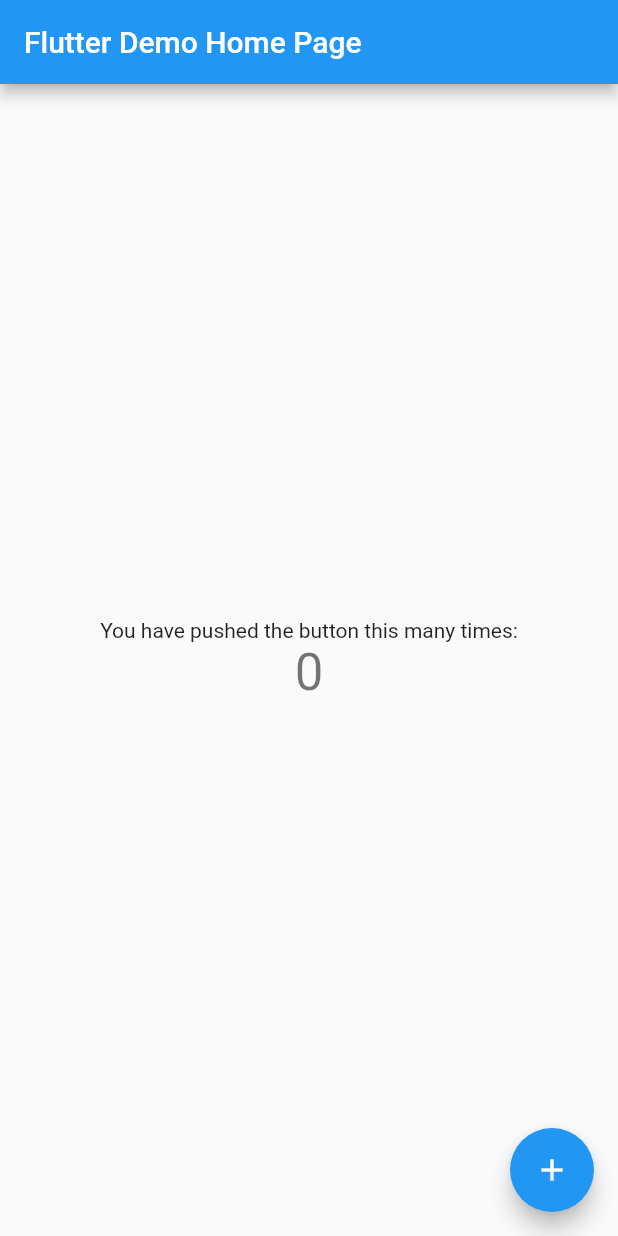
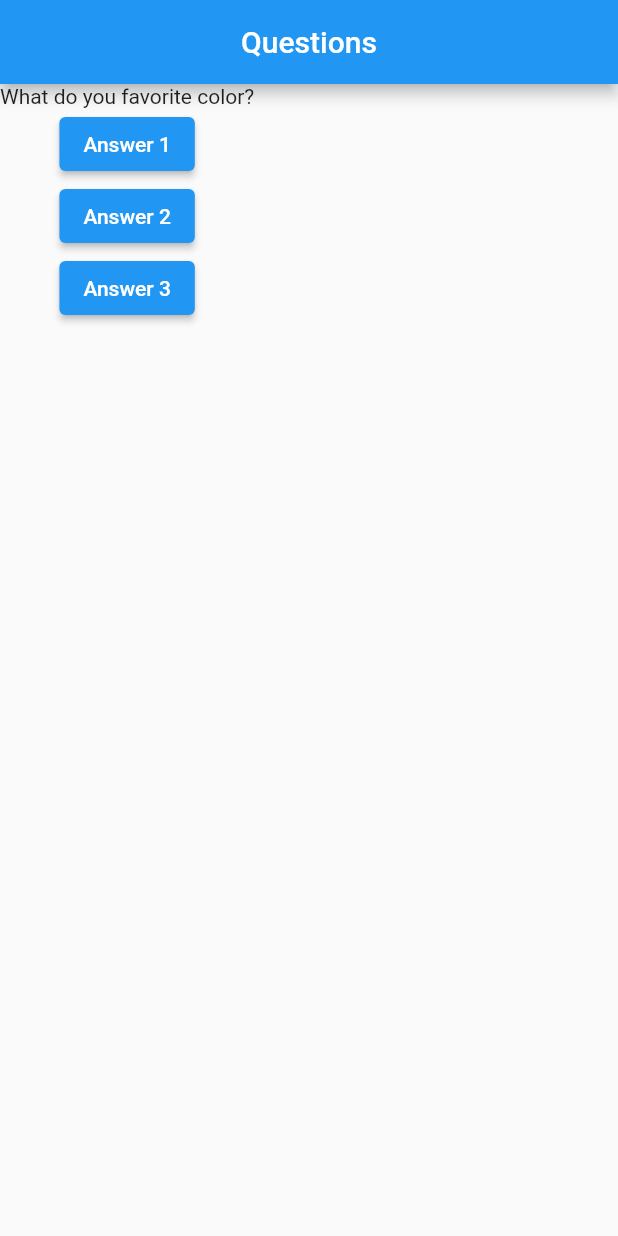
Before and after one commit to Winnicius-Moura/flutterCourse, a Flutter app: the screen it shows after launch, on a phone screen of 412 x 824 dp. Run offline on Flutter 3.47's test engine with Material 2 defaults, Android fonts, the phone set to English and light mode, and no system bars.

Commit message:
add ElevetedButton

```diff
--- a/lib/main.dart
+++ b/lib/main.dart
@@ -1,69 +1,40 @@
 import 'package:flutter/material.dart';
 
-void main() {
-  runApp(const MyApp());
-}
+main() => runApp(const QuestionsApp());
 
-class MyApp extends StatelessWidget {
-  const MyApp({super.key});
-
-  // This widget is the root of your application.
-  @override
-  Widget build(BuildContext context) {
-    return MaterialApp(
-      title: 'Flutter Demo',
-      theme: ThemeData(
-        primarySwatch: Colors.blue,
-      ),
-      home: const MyHomePage(title: 'Flutter Demo Home Page'),
-    );
-  }
-}
-
-class MyHomePage extends StatefulWidget {
-  const MyHomePage({super.key, required this.title});
-
-  final String title;
-
-  @override
-  State<MyHomePage> createState() => _MyHomePageState();
-}
-
-class _MyHomePageState extends State<MyHomePage> {
-  int _counter = 0;
-
-  void _incrementCounter() {
-    setState(() {
-      _counter++;
-    });
-  }
+class QuestionsApp extends StatelessWidget {
+  const QuestionsApp({super.key});
 
   @override
   Widget build(BuildContext context) {
+    final List<String> questions = [
+      'What do you favorite color?',
+      'What do you favorite animal?',
+    ];
 
-    return Scaffold(
-      appBar: AppBar(
-        title: Text(widget.title),
-      ),
-      body: Center(
-        child: Column(
-          mainAxisAlignment: MainAxisAlignment.center,
-          children: <Widget>[
-            const Text(
-              'You have pushed the button this many times:',
-            ),
-            Text(
-              '${_counter}',
-              style: Theme.of(context).textTheme.headline4,
-            ),
-          ],
-        ),
-      ),
-      floatingActionButton: FloatingActionButton(
-        onPressed: _incrementCounter,
-        tooltip: 'Increment',
-        child: const Icon(Icons.add),
-      ), // This trailing comma makes auto-formatting nicer for build methods.
-    );
+    return MaterialApp(
+        home: Scaffold(
+          appBar: AppBar(
+            title: const Center(child: Text('Questions')),
+          ),
+          body: Column(
+            children: [
+              Text(questions.elementAt(0)),
+              ElevatedButton(
+                onPressed: () {},
+                child: const Text('Answer 1'),
+              ),
+              ElevatedButton(
+                onPressed: () {},
+                child: const Text('Answer 2'),
+              ),
+              ElevatedButton(
+                onPressed: () {},
+                child: const Text('Answer 3'),
+              ),
+            ],
+          ),
+        )
+      );
   }
 }
```
Also changed, not shown: 1 other file.
